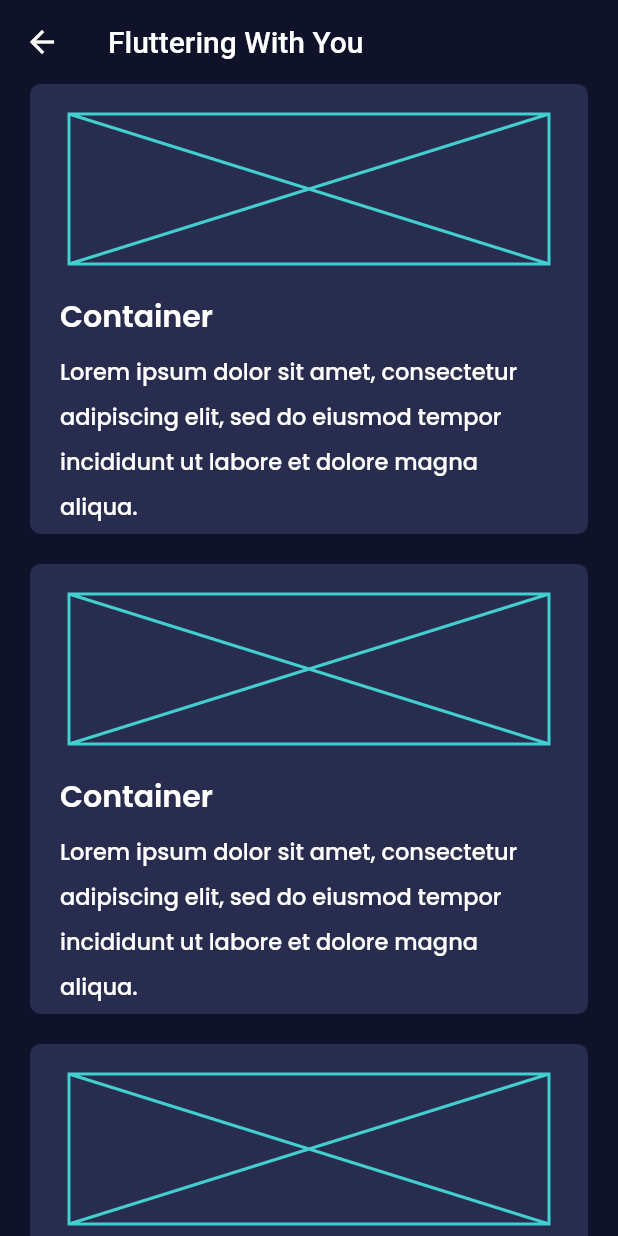
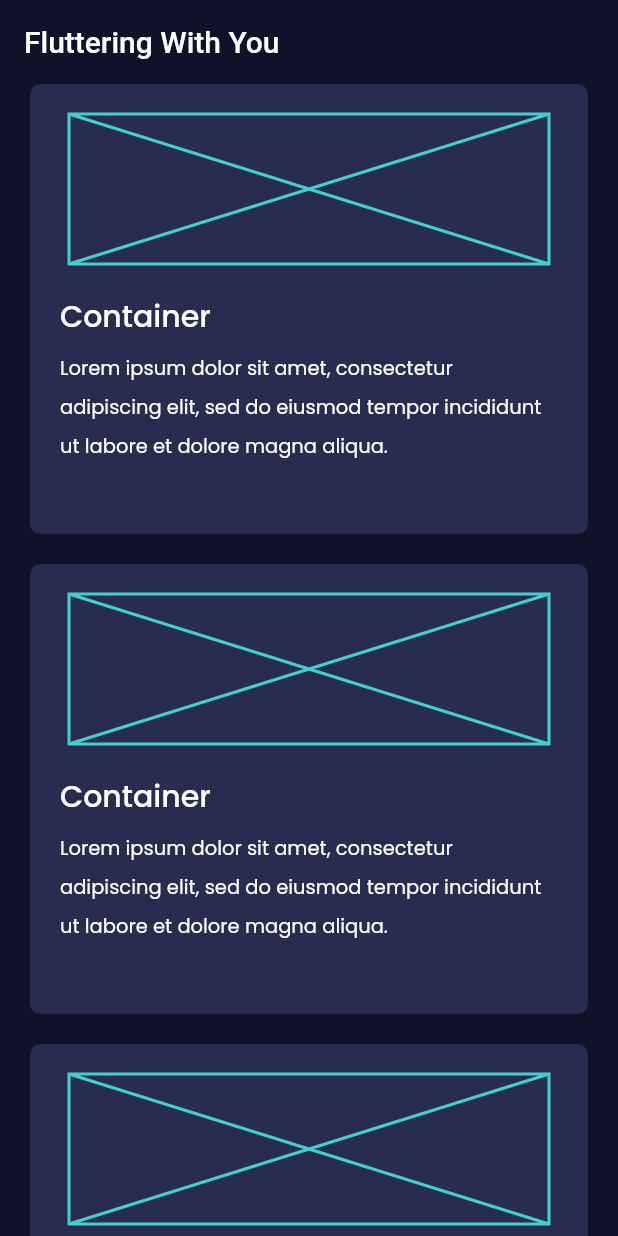
Before and after one commit to proximitycloud33/fluttering-with-you, a Flutter app: the HomePage screen opened directly, on a phone screen of 412 x 824 dp. Run offline on Flutter 3.47's test engine with Material 2 defaults, Android fonts, the phone set to English and light mode, and no system bars.

Commit message:
small change to font size

```diff
--- a/lib/main.dart
+++ b/lib/main.dart
@@ -1,6 +1,6 @@
 import 'package:flutter/material.dart';
 import 'package:fluttering_with_you/screens/detail_screen.dart';
-// import 'package:fluttering_with_you/screens/home_page.dart';
+import 'package:fluttering_with_you/screens/home_page.dart';
 
 void main() => runApp(const MyApp());
 
@@ -12,7 +12,7 @@ class MyApp extends StatelessWidget {
     return const MaterialApp(
       debugShowCheckedModeBanner: false,
       title: 'Fluttering With You',
-      home: DetailScreen(),
+      home: HomePage(),
     );
   }
 }
--- a/lib/utils/styles.dart
+++ b/lib/utils/styles.dart
@@ -5,13 +5,13 @@ abstract class ThemeText {
     fontFamily: 'Poppins',
     color: Colors.white,
     fontSize: 20,
-    fontWeight: FontWeight.w600,
+    fontWeight: FontWeight.w500,
   );
   static const TextStyle paragraph = TextStyle(
     fontFamily: 'Poppins',
     color: Colors.white,
-    fontSize: 15,
-    fontWeight: FontWeight.w500,
+    fontSize: 13,
+    fontWeight: FontWeight.w400,
     height: 2,
   );
 }
```
